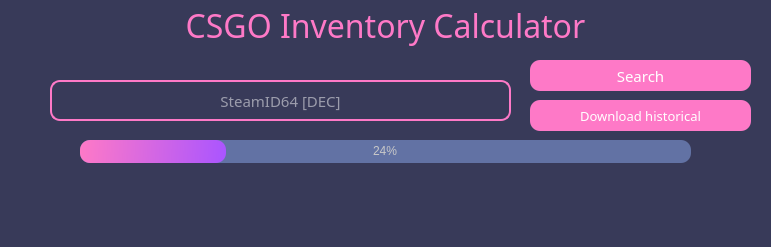
Old version of the form gui.ui in the repository mouadessalim/CsgoValueCalculator.
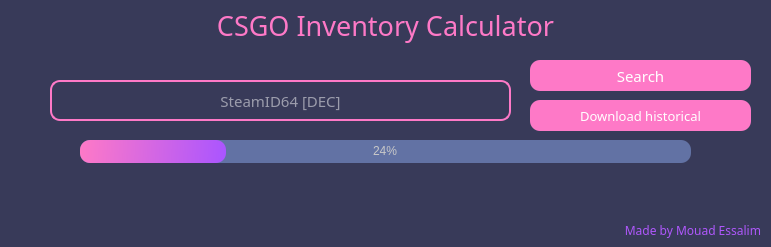
New version of the form.

```diff
--- a/gui.ui
+++ b/gui.ui
@@ -49,7 +49,7 @@
     <property name="font">
      <font>
       <family>Impact</family>
-      <pointsize>24</pointsize>
+      <pointsize>20</pointsize>
       <weight>50</weight>
       <bold>false</bold>
      </font>
@@ -195,7 +195,7 @@
     <property name="geometry">
      <rect>
       <x>0</x>
-      <y>180</y>
+      <y>170</y>
       <width>771</width>
       <height>41</height>
      </rect>
@@ -271,6 +271,32 @@
      <bool>false</bool>
     </property>
    </widget>
+   <widget class="QLabel" name="label_3">
+    <property name="geometry">
+     <rect>
+      <x>0</x>
+      <y>220</y>
+      <width>761</width>
+      <height>20</height>
+     </rect>
+    </property>
+    <property name="font">
+     <font>
+      <family>Impact</family>
+      <pointsize>9</pointsize>
+      <stylestrategy>PreferDefault</stylestrategy>
+     </font>
+    </property>
+    <property name="styleSheet">
+     <string notr="true">color: rgb(175, 87, 252);</string>
+    </property>
+    <property name="text">
+     <string>Made by Mouad Essalim</string>
+    </property>
+    <property name="alignment">
+     <set>Qt::AlignRight|Qt::AlignTrailing|Qt::AlignVCenter</set>
+    </property>
+   </widget>
   </widget>
  </widget>
  <resources/>
```
